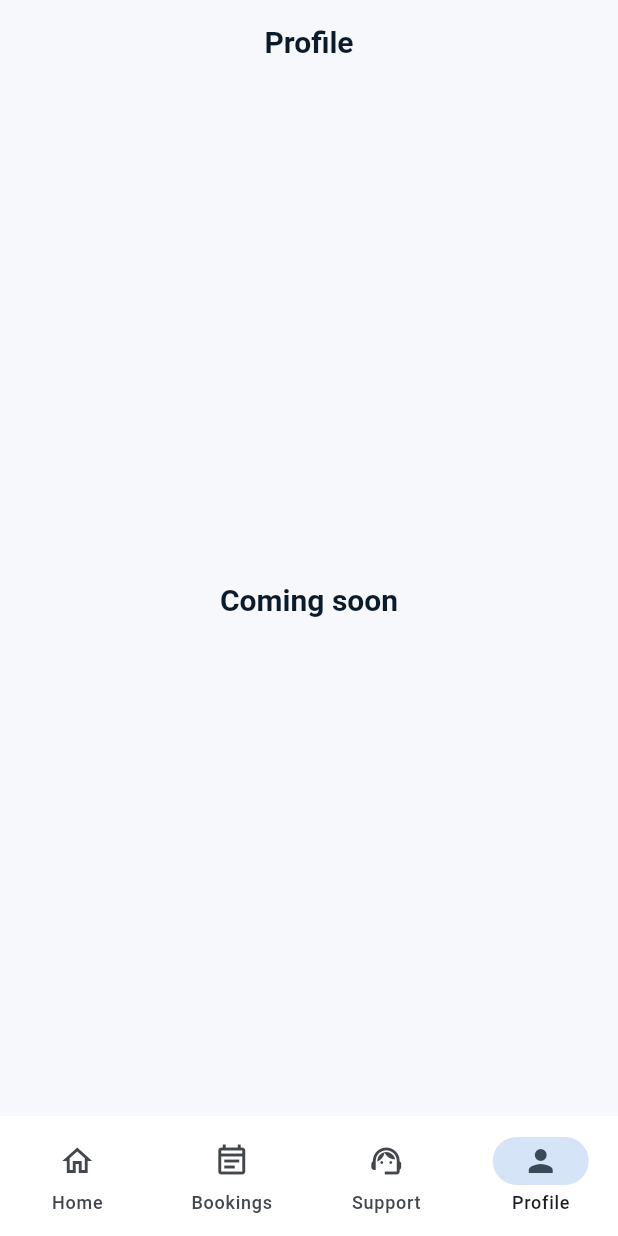
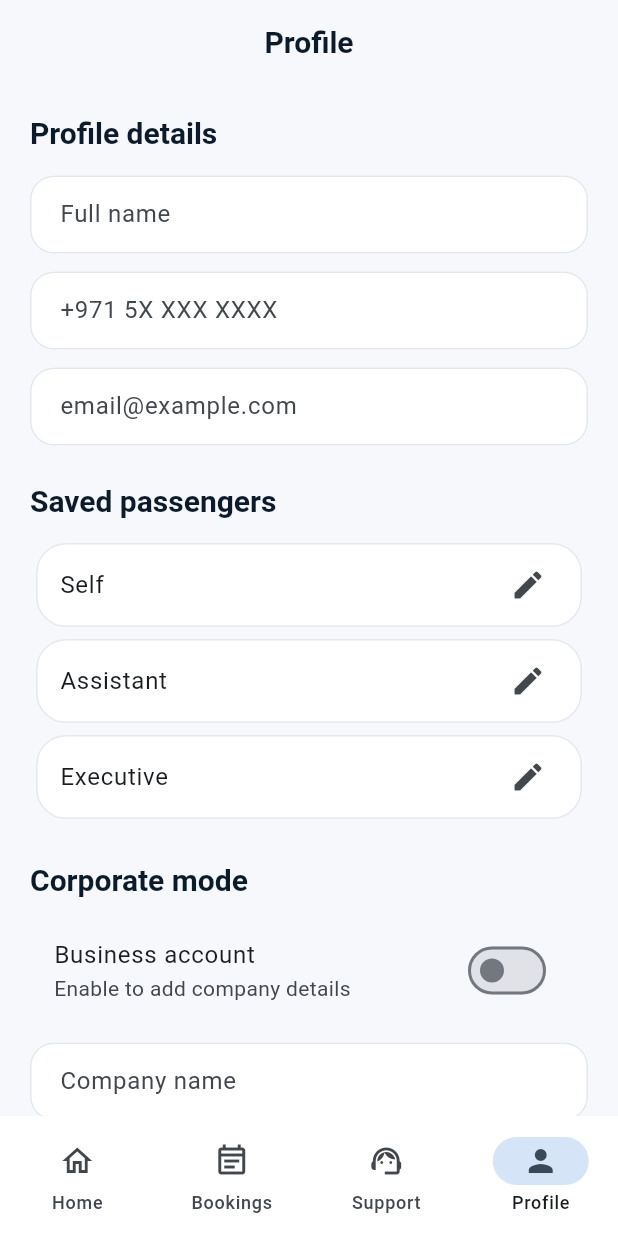
Before and after one commit to 0kakarot0/DropZone, a Flutter app: the screen it shows after launch, item 4 of the bottom bar chosen, on a phone screen of 412 x 824 dp. Run offline on Flutter 3.47's test engine with Material 3 defaults, Android fonts, the light colour scheme and no system bars; our stand-ins replace dio, flutter_riverpod, go_router.

Commit message:
feat: sprint-2 auth and profile scaffolds

```diff
--- a/l10n/app_en.arb
+++ b/l10n/app_en.arb
@@ -32,5 +32,19 @@
   "profileTitle": "Profile",
   "bookingsTitle": "My bookings",
   "emptyBookings": "No bookings yet",
-  "comingSoon": "Coming soon"
+  "comingSoon": "Coming soon",
+  "authTitle": "Sign in",
+  "sendOtp": "Send OTP",
+  "verifyPhone": "Verify phone",
+  "otpPrompt": "Enter the 4-digit code sent to you",
+  "verifyAndContinue": "Verify & continue",
+  "profileDetails": "Profile details",
+  "savedPassengers": "Saved passengers",
+  "passengerSelf": "Self",
+  "passengerAssistant": "Assistant",
+  "passengerExecutive": "Executive",
+  "corporateMode": "Corporate mode",
+  "businessAccountToggle": "Business account",
+  "corporateSubtitle": "Enable to add company details",
+  "saveProfile": "Save profile"
 }
--- a/lib/l10n/app_localizations.dart
+++ b/lib/l10n/app_localizations.dart
@@ -298,6 +298,90 @@ abstract class AppLocalizations {
   /// In en, this message translates to:
   /// **'Coming soon'**
   String get comingSoon;
+
+  /// No description provided for @authTitle.
+  ///
+  /// In en, this message translates to:
+  /// **'Sign in'**
+  String get authTitle;
+
+  /// No description provided for @sendOtp.
+  ///
+  /// In en, this message translates to:
+  /// **'Send OTP'**
+  String get sendOtp;
+
+  /// No description provided for @verifyPhone.
+  ///
+  /// In en, this message translates to:
+  /// **'Verify phone'**
+  String get verifyPhone;
+
+  /// No description provided for @otpPrompt.
+  ///
+  /// In en, this message translates to:
+  /// **'Enter the 4-digit code sent to you'**
+  String get otpPrompt;
+
+  /// No description provided for @verifyAndContinue.
+  ///
+  /// In en, this message translates to:
+  /// **'Verify & continue'**
+  String get verifyAndContinue;
+
+  /// No description provided for @profileDetails.
+  ///
+  /// In en, this message translates to:
+  /// **'Profile details'**
+  String get profileDetails;
+
+  /// No description provided for @savedPassengers.
+  ///
+  /// In en, this message translates to:
+  /// **'Saved passengers'**
+  String get savedPassengers;
+
+  /// No description provided for @passengerSelf.
+  ///
+  /// In en, this message translates to:
+  /// **'Self'**
+  String get passengerSelf;
+
+  /// No description provided for @passengerAssistant.
+  ///
+  /// In en, this message translates to:
+  /// **'Assistant'**
+  String get passengerAssistant;
+
+  /// No description provided for @passengerExecutive.
+  ///
+  /// In en, this message translates to:
+  /// **'Executive'**
+  String get passengerExecutive;
+
+  /// No description provided for @corporateMode.
+  ///
+  /// In en, this message translates to:
+  /// **'Corporate mode'**
+  String get corporateMode;
+
+  /// No description provided for @businessAccountToggle.
+  ///
+  /// In en, this message translates to:
+  /// **'Business account'**
+  String get businessAccountToggle;
+
+  /// No description provided for @corporateSubtitle.
+  ///
+  /// In en, this message translates to:
+  /// **'Enable to add company details'**
+  String get corporateSubtitle;
+
+  /// No description provided for @saveProfile.
+  ///
+  /// In en, this message translates to:
+  /// **'Save profile'**
+  String get saveProfile;
 }
 
 class _AppLocalizationsDelegate extends LocalizationsDelegate<AppLocalizations> {
--- a/lib/l10n/app_localizations_en.dart
+++ b/lib/l10n/app_localizations_en.dart
@@ -107,4 +107,46 @@ class AppLocalizationsEn extends AppLocalizations {
 
   @override
   String get comingSoon => 'Coming soon';
+
+  @override
+  String get authTitle => 'Sign in';
+
+  @override
+  String get sendOtp => 'Send OTP';
+
+  @override
+  String get verifyPhone => 'Verify phone';
+
+  @override
+  String get otpPrompt => 'Enter the 4-digit code sent to you';
+
+  @override
+  String get verifyAndContinue => 'Verify & continue';
+
+  @override
+  String get profileDetails => 'Profile details';
+
+  @override
+  String get savedPassengers => 'Saved passengers';
+
+  @override
+  String get passengerSelf => 'Self';
+
+  @override
+  String get passengerAssistant => 'Assistant';
+
+  @override
+  String get passengerExecutive => 'Executive';
+
+  @override
+  String get corporateMode => 'Corporate mode';
+
+  @override
+  String get businessAccountToggle => 'Business account';
+
+  @override
+  String get corporateSubtitle => 'Enable to add company details';
+
+  @override
+  String get saveProfile => 'Save profile';
 }
--- a/lib/presentation/app/app_router.dart
+++ b/lib/presentation/app/app_router.dart
@@ -3,12 +3,27 @@ import 'package:go_router/go_router.dart';
 import 'package:dropzone_app/presentation/booking_flow/booking_flow_screen.dart';
 import 'package:dropzone_app/presentation/home/home_screen.dart';
 import 'package:dropzone_app/presentation/app/main_shell.dart';
+import 'package:dropzone_app/presentation/profile/profile_screen.dart';
+import 'package:dropzone_app/presentation/auth/auth_screen.dart';
+import 'package:dropzone_app/presentation/auth/otp_screen.dart';
 
 final GlobalKey<NavigatorState> _rootNavigatorKey = GlobalKey<NavigatorState>();
 
 final GoRouter appRouter = GoRouter(
   navigatorKey: _rootNavigatorKey,
   routes: <RouteBase>[
+    GoRoute(
+      path: '/auth',
+      name: 'auth',
+      builder: (context, state) => const AuthScreen(),
+      routes: [
+        GoRoute(
+          path: 'otp',
+          name: 'otp',
+          builder: (context, state) => const OtpScreen(),
+        ),
+      ],
+    ),
     ShellRoute(
       builder: (context, state, child) => MainShell(child: child),
       routes: <RouteBase>[
@@ -35,7 +50,7 @@ final GoRouter appRouter = GoRouter(
         GoRoute(
           path: '/profile',
           name: 'profile',
-          builder: (context, state) => const PlaceholderScreen(title: 'Profile'),
+          builder: (context, state) => const ProfileScreen(),
         ),
       ],
     ),
--- /dev/null
+++ b/lib/presentation/profile/profile_screen.dart
@@ -0,0 +1,70 @@
+import 'package:flutter/material.dart';
+import 'package:dropzone_app/presentation/widgets/primary_button.dart';
+import 'package:dropzone_app/l10n/app_localizations.dart';
+
+class ProfileScreen extends StatelessWidget {
+  const ProfileScreen({super.key});
+
+  @override
+  Widget build(BuildContext context) {
+    final localizations = AppLocalizations.of(context);
+
+    return Scaffold(
+      appBar: AppBar(title: Text(localizations.profileTitle)),
+      body: ListView(
+        padding: const EdgeInsets.all(20),
+        children: [
+          Text(localizations.profileDetails,
+              style: Theme.of(context).textTheme.titleLarge),
+          const SizedBox(height: 16),
+          const TextField(decoration: InputDecoration(hintText: 'Full name')),
+          const SizedBox(height: 12),
+          const TextField(decoration: InputDecoration(hintText: '+971 5X XXX XXXX')),
+          const SizedBox(height: 12),
+          const TextField(decoration: InputDecoration(hintText: 'email@example.com')),
+          const SizedBox(height: 24),
+          Text(localizations.savedPassengers,
+              style: Theme.of(context).textTheme.titleLarge),
+          const SizedBox(height: 12),
+          _PassengerTile(name: localizations.passengerSelf),
+          _PassengerTile(name: localizations.passengerAssistant),
+          _PassengerTile(name: localizations.passengerExecutive),
+          const SizedBox(height: 24),
+          Text(localizations.corporateMode,
+              style: Theme.of(context).textTheme.titleLarge),
+          const SizedBox(height: 12),
+          SwitchListTile(
+            value: false,
+            onChanged: (_) {},
+            title: Text(localizations.businessAccountToggle),
+            subtitle: Text(localizations.corporateSubtitle),
+          ),
+          const SizedBox(height: 12),
+          const TextField(decoration: InputDecoration(hintText: 'Company name')),
+          const SizedBox(height: 12),
+          const TextField(decoration: InputDecoration(hintText: 'Cost center')),
+          const SizedBox(height: 12),
+          const TextField(decoration: InputDecoration(hintText: 'Notes for driver')),
+          const SizedBox(height: 20),
+          PrimaryButton(label: localizations.saveProfile, onPressed: () {}),
+        ],
+      ),
+    );
+  }
+}
+
+class _PassengerTile extends StatelessWidget {
+  const _PassengerTile({required this.name});
+
+  final String name;
+
+  @override
+  Widget build(BuildContext context) {
+    return Card(
+      child: ListTile(
+        title: Text(name),
+        trailing: const Icon(Icons.edit),
+      ),
+    );
+  }
+}
```
Also changed, not shown: l10n/app_ar.arb (+15 -1 lines), lib/l10n/app_localizations_ar.dart (+42 -0 lines), lib/presentation/auth/auth_screen.dart (added, +44 -0 lines), lib/presentation/auth/otp_screen.dart (added, +39 -0 lines).
